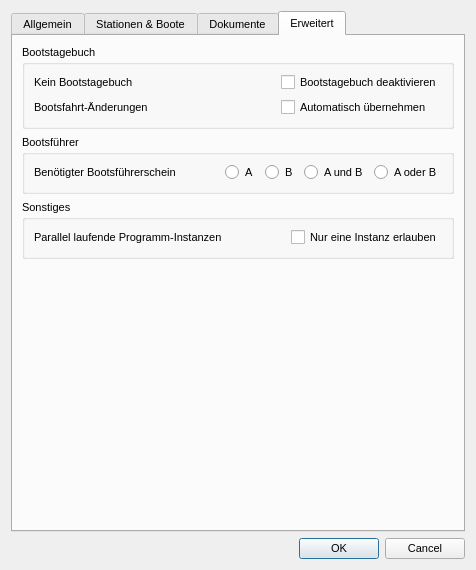
flooklab/Wachdienst-Manager, file src/settingsdialog.ui: the form before one commit.
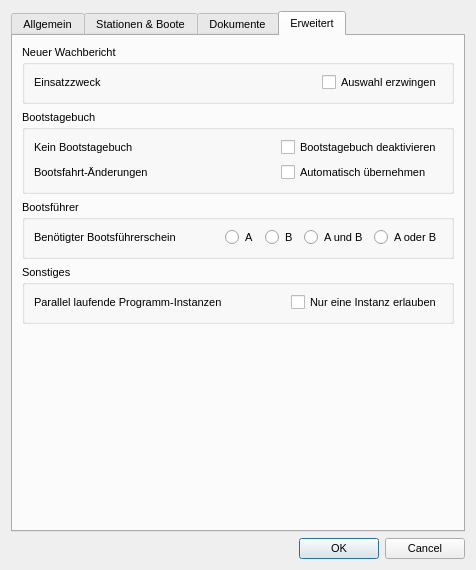
The form after the commit. The open tabs and pages were chosen to show the change.

What changed in the file:
```diff
--- a/src/settingsdialog.ui
+++ b/src/settingsdialog.ui
@@ -1360,6 +1360,35 @@
        <string>Erweitert</string>
       </attribute>
       <layout class="QVBoxLayout" name="verticalLayout_5">
+       <item>
+        <widget class="QGroupBox" name="newReport_groupBox">
+         <property name="title">
+          <string>Neuer Wachbericht</string>
+         </property>
+         <layout class="QGridLayout" name="gridLayout_3">
+          <item row="0" column="0">
+           <widget class="QLabel" name="forceSelectDutyPurpose_label">
+            <property name="text">
+             <string>Einsatzzweck</string>
+            </property>
+           </widget>
+          </item>
+          <item row="0" column="1">
+           <widget class="QCheckBox" name="forceSelectDutyPurpose_checkBox">
+            <property name="sizePolicy">
+             <sizepolicy hsizetype="Maximum" vsizetype="Fixed">
+              <horstretch>0</horstretch>
+              <verstretch>0</verstretch>
+             </sizepolicy>
+            </property>
+            <property name="text">
+             <string>Auswahl erzwingen</string>
+            </property>
+           </widget>
+          </item>
+         </layout>
+        </widget>
+       </item>
        <item>
         <widget class="QGroupBox" name="boatLog_groupBox">
          <property name="title">
```
Left out of the diff: 1 changed line with no effect on the pictures.
